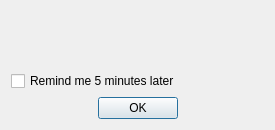
First picture: the form in restnotifier/restdialog.ui, repository swarmer/restnotifier, before the edit.
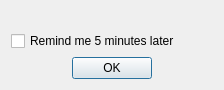
Second picture: the form after the edit. Icons and pictures are not drawn.

The edit to the form file:
```diff
--- a/restnotifier/restdialog.ui
+++ b/restnotifier/restdialog.ui
@@ -6,8 +6,8 @@
    <rect>
     <x>0</x>
     <y>0</y>
-    <width>275</width>
-    <height>130</height>
+    <width>224</width>
+    <height>82</height>
    </rect>
   </property>
   <property name="minimumSize">
```
